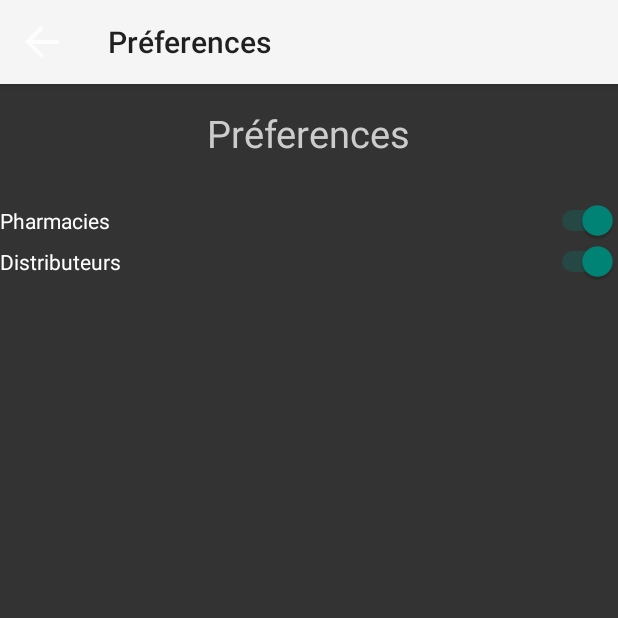
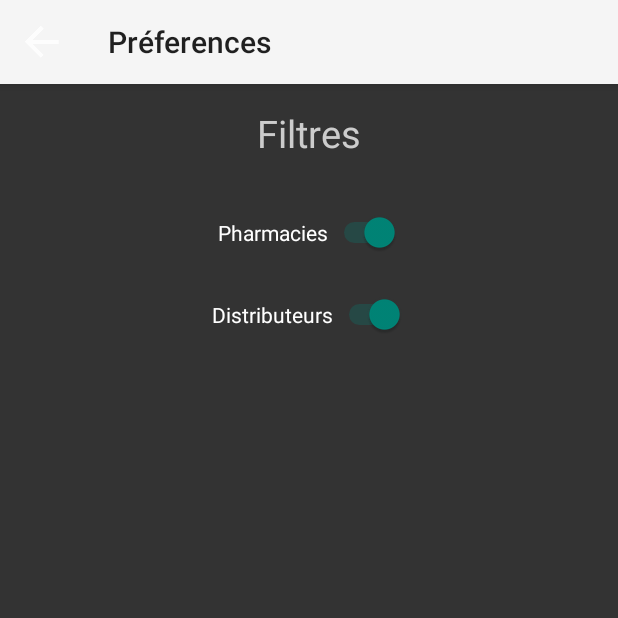
Before and after one commit to northvik/Caoutch_ou, an Android app: the SettingsActivity screen opened directly, with no data from a screen before it, on a phone screen of 412 x 824 dp, the top half of it. Run offline under Robolectric (Android 15) with nearby library versions, the phone set to English and light mode, and no system bars.

Commit message:
Modif préférences

```diff
--- a/Caoutchou/app/src/main/res/layout/activity_settings.xml
+++ b/Caoutchou/app/src/main/res/layout/activity_settings.xml
@@ -12,7 +12,7 @@
         android:layout_alignParentTop="true"
         android:layout_marginTop="15dp"
         android:layout_centerHorizontal="true"
-        android:text="@string/settings"
+        android:text="@string/filtres"
         android:textColor="@color/lightGray"
         android:textAppearance="?android:attr/textAppearanceLarge"
         android:textSize="25sp" />
@@ -20,27 +20,23 @@
     <Switch
         android:layout_width="wrap_content"
         android:layout_height="wrap_content"
-        android:text="Pharmacies"
+        android:text="@string/pharmacies"
         android:textColor="@color/white"
         android:id="@+id/pharmaSwitch"
         android:layout_below="@+id/settingTitle"
-        android:layout_alignParentLeft="true"
-        android:layout_alignParentStart="true"
-        android:layout_marginTop="27dp"
-        android:layout_alignParentRight="true"
-        android:layout_alignParentEnd="true" />
+        android:layout_centerHorizontal="true"
+        android:layout_marginTop="35dp"
+         />
 
     <Switch
         android:layout_width="wrap_content"
         android:layout_height="wrap_content"
         android:textColor="@color/white"
-        android:text="Distributeurs"
+        android:text="@string/distributeurs"
         android:id="@+id/distribSwitch"
         android:layout_below="@+id/pharmaSwitch"
-        android:layout_alignParentLeft="true"
-        android:layout_alignParentStart="true"
-        android:layout_alignParentRight="true"
-        android:layout_alignParentEnd="true" />
+        android:layout_marginTop="27dp"
+        android:layout_centerHorizontal="true" />
 
 
 </RelativeLayout>
--- a/Caoutchou/app/src/main/res/values/strings.xml
+++ b/Caoutchou/app/src/main/res/values/strings.xml
@@ -3,7 +3,10 @@
 
     <string name="app_name">Caoutch\'où</string>
     <string name="title_activity_maps">Caoutch\'où</string>
-    <string name="settings">Préferences</string>
+    <string name="settings">Préférences</string>
+    <string name="filtres">Filtres</string>
+    <string name="pharmacies">Pharmacies</string>
+    <string name="distributeurs">Distributeurs</string>
     <string name="menuSet">Le menu des préferences</string>
     <string name="navigation">Itinéraire</string>
     <string name="splashscreen">Splashscreen de l\'application</string>
```
